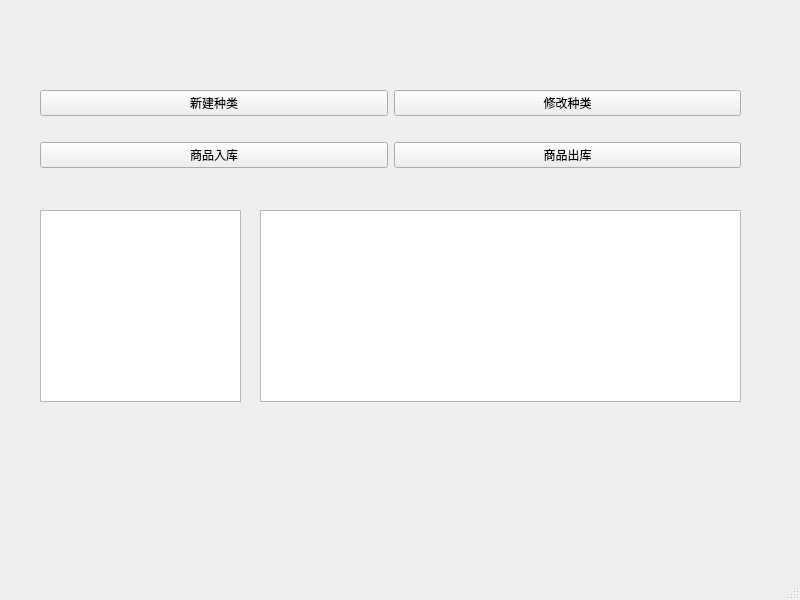
A-new-b/curriculum-design, file Question1/mainwindow.ui: the form before one commit.
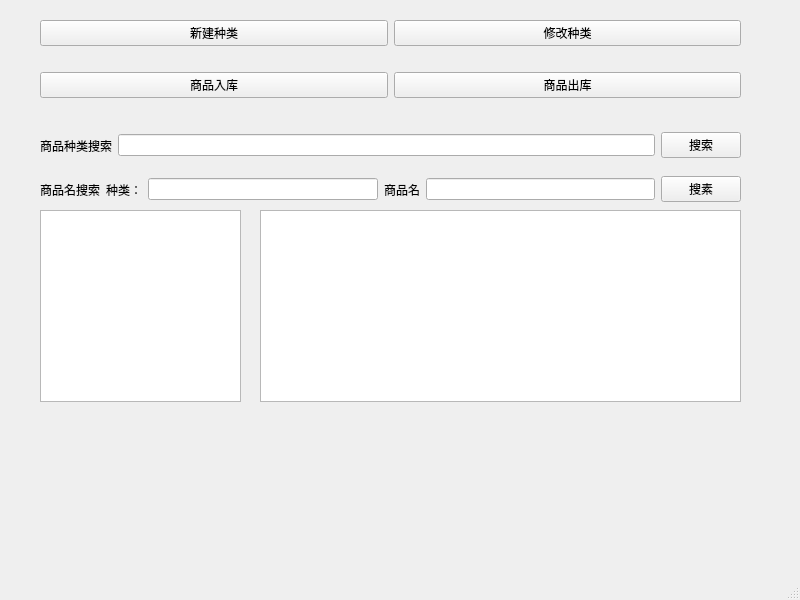
The form after the commit.

Commit message: 1.fixed unit 2.add search

```diff
--- a/Question1/mainwindow.ui
+++ b/Question1/mainwindow.ui
@@ -18,7 +18,7 @@
     <property name="geometry">
      <rect>
       <x>40</x>
-      <y>70</y>
+      <y>0</y>
       <width>701</width>
       <height>118</height>
      </rect>
@@ -82,6 +82,81 @@
      </rect>
     </property>
    </widget>
+   <widget class="QWidget" name="horizontalLayoutWidget">
+    <property name="geometry">
+     <rect>
+      <x>40</x>
+      <y>120</y>
+      <width>701</width>
+      <height>51</height>
+     </rect>
+    </property>
+    <layout class="QHBoxLayout" name="horizontalLayout">
+     <item>
+      <widget class="QLabel" name="label">
+       <property name="text">
+        <string>商品种类搜索</string>
+       </property>
+      </widget>
+     </item>
+     <item>
+      <widget class="QLineEdit" name="search_content_category"/>
+     </item>
+     <item>
+      <widget class="QPushButton" name="search_category">
+       <property name="text">
+        <string>搜索</string>
+       </property>
+      </widget>
+     </item>
+    </layout>
+   </widget>
+   <widget class="QWidget" name="horizontalLayoutWidget_2">
+    <property name="geometry">
+     <rect>
+      <x>40</x>
+      <y>169</y>
+      <width>701</width>
+      <height>41</height>
+     </rect>
+    </property>
+    <layout class="QHBoxLayout" name="horizontalLayout_4">
+     <item>
+      <widget class="QLabel" name="label_2">
+       <property name="text">
+        <string>商品名搜索</string>
+       </property>
+      </widget>
+     </item>
+     <item>
+      <widget class="QLabel" name="label_3">
+       <property name="text">
+        <string>种类：</string>
+       </property>
+      </widget>
+     </item>
+     <item>
+      <widget class="QLineEdit" name="category_in_name"/>
+     </item>
+     <item>
+      <widget class="QLabel" name="label_4">
+       <property name="text">
+        <string>商品名</string>
+       </property>
+      </widget>
+     </item>
+     <item>
+      <widget class="QLineEdit" name="name_in_name"/>
+     </item>
+     <item>
+      <widget class="QPushButton" name="search_name">
+       <property name="text">
+        <string>搜素</string>
+       </property>
+      </widget>
+     </item>
+    </layout>
+   </widget>
   </widget>
   <widget class="QMenuBar" name="menubar">
    <property name="geometry">
```
The commit also changes 9 other files.
